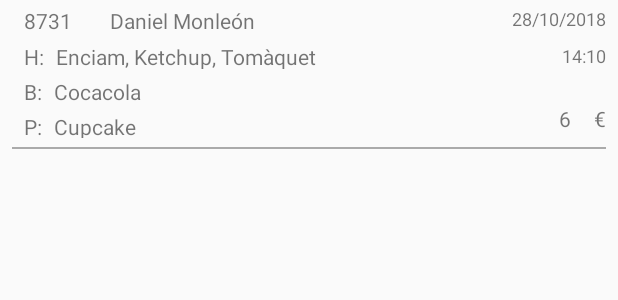
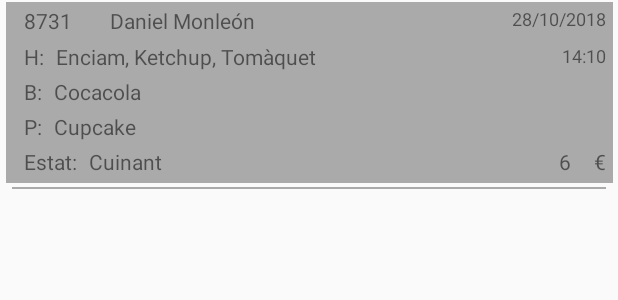
Before and after one commit to sergimacia/UniNyam, an Android app: the layout order_view.xml on its own in the app's theme, with its tools: preview values and no code run, on a phone screen of 412 x 824 dp. Shown: the top 300 px of the screen. Run offline under Robolectric (Android 15) with nearby library versions, the phone set to English and light mode, and no system bars.

Commit message:
v0.8.24 Visualització estat comanda a l'aplicacio ChefNyam

```diff
--- a/uninyamchef/src/main/java/com/example/uninyamchef/OrderListActivity.java
+++ b/uninyamchef/src/main/java/com/example/uninyamchef/OrderListActivity.java
@@ -1,6 +1,7 @@
 package com.example.uninyamchef;
 
 import android.content.DialogInterface;
+import android.graphics.Color;
 import android.support.annotation.NonNull;
 import android.support.v7.app.AlertDialog;
 import android.support.v7.app.AppCompatActivity;
@@ -9,6 +10,7 @@ import android.support.v7.widget.LinearLayoutManager;
 import android.support.v7.widget.RecyclerView;
 import android.view.View;
 import android.view.ViewGroup;
+import android.widget.ImageView;
 import android.widget.TextView;
 import com.google.android.gms.tasks.OnSuccessListener;
 import com.google.firebase.firestore.CollectionReference;
@@ -30,7 +32,7 @@ public class OrderListActivity extends AppCompatActivity {
     private Adapter adapter;
     private RecyclerView order_list_view;
     private String userId;
-
+    private ImageView background_view;
     private FirebaseFirestore db = FirebaseFirestore.getInstance();
     private CollectionReference comandaRef = db.collection("Comandes");
     private CollectionReference usuariRef = db.collection("Usuaris");
@@ -68,6 +70,7 @@ public class OrderListActivity extends AppCompatActivity {
                 }
                 adapter.notifyDataSetChanged();
 
+
                 //El que es fa en les següents línies es traduir el userId dels diversos usuaris en els noms
                 //de la persona que representen. Per això, es consulta a Firebase cada userId a quin nom correspon.
                 //S'aniran creant en local objectes usuari, segons les comandes disponibles.
@@ -103,6 +106,8 @@ public class OrderListActivity extends AppCompatActivity {
         private TextView data_view;
         private TextView hora_view;
         private TextView name_view;
+        private TextView visualitzacioestat_view;
+        private ImageView background_view;
 
         public ViewHolder(View itemView) {
             super(itemView);
@@ -114,6 +119,8 @@ public class OrderListActivity extends AppCompatActivity {
             data_view=itemView.findViewById(R.id.data_view);
             hora_view=itemView.findViewById(R.id.hora_view);
             name_view = itemView.findViewById(R.id.name_view);
+            visualitzacioestat_view=itemView.findViewById(R.id.visualitzacioestat_view);
+            background_view=itemView.findViewById(R.id.background_view);
 
             //Definició de la interacció amb l'usuari: onClick i OnLongClick.
             itemView.setOnClickListener(new View.OnClickListener() {
@@ -137,10 +144,11 @@ public class OrderListActivity extends AppCompatActivity {
     public void onClickItem(int position) {
         Comanda comanda = comandes.get(position);
         int estat = comanda.getEstat();
-        if(estat>=0 && estat<3) estat++; //1 en preparació, 2 recollir.
+        if(estat==0) estat=1;
         comanda.setEstat(estat);
         DocumentReference docref = db.collection("Comandes").document(comanda.getComandaId());
         docref.set(comanda);
+
     }
 
     //En cas de fer un long-click, s'entén que l'usuari vol eliminar la comanda perquè ja ha estat
@@ -182,11 +190,21 @@ public class OrderListActivity extends AppCompatActivity {
             holder.beguda_view.setText(comanda.getBeguda());
             holder.postre_view.setText(comanda.getPostres());
 
+
             Usuari usuari = usuaris.get(position);
             if (usuari != null) {
                 holder.name_view.setText(usuari.getNom());
             } else {
                 holder.name_view.setText("");
+            }
+
+            if(comanda.getEstat()==0) {
+                holder.background_view.setVisibility(View.INVISIBLE);
+                holder.visualitzacioestat_view.setText("Cuinant");
+            }
+            else if (comanda.getEstat()==1) {
+                holder.background_view.setVisibility(View.VISIBLE);
+                holder.visualitzacioestat_view.setText("Per recollir");
             }
 
             int preuI=comanda.getPreu();
--- a/uninyamchef/src/main/res/layout/order_view.xml
+++ b/uninyamchef/src/main/res/layout/order_view.xml
@@ -3,8 +3,24 @@
     xmlns:app="http://schemas.android.com/apk/res-auto"
     xmlns:tools="http://schemas.android.com/tools"
     android:layout_width="match_parent"
-    android:layout_height="100dp"
+    android:layout_height="130dp"
     tools:layout_editor_absoluteY="81dp">
+
+    <ImageView
+        android:id="@+id/background_view"
+        android:layout_width="0dp"
+        android:layout_height="0dp"
+        android:layout_marginStart="4dp"
+        android:layout_marginLeft="4dp"
+        android:layout_marginTop="1dp"
+        android:layout_marginEnd="3dp"
+        android:layout_marginRight="3dp"
+        android:layout_marginBottom="8dp"
+        app:layout_constraintBottom_toBottomOf="parent"
+        app:layout_constraintEnd_toEndOf="parent"
+        app:layout_constraintStart_toStartOf="parent"
+        app:layout_constraintTop_toTopOf="parent"
+        app:srcCompat="@android:color/darker_gray" />
 
     <TextView
         android:id="@+id/H_view"
@@ -30,8 +46,8 @@
 
     <TextView
         android:id="@+id/ingredientsburger_view"
-        android:layout_width="214dp"
-        android:layout_height="18dp"
+        android:layout_width="wrap_content"
+        android:layout_height="wrap_content"
         android:layout_marginStart="8dp"
         android:layout_marginLeft="8dp"
         app:layout_constraintBaseline_toBaselineOf="@+id/H_view"
@@ -40,8 +56,8 @@
 
     <TextView
         android:id="@+id/beguda_view"
-        android:layout_width="88dp"
-        android:layout_height="19dp"
+        android:layout_width="wrap_content"
+        android:layout_height="wrap_content"
         android:layout_marginStart="8dp"
         android:layout_marginLeft="8dp"
         app:layout_constraintBaseline_toBaselineOf="@+id/B_view"
@@ -61,8 +77,8 @@
 
     <TextView
         android:id="@+id/postre_view"
-        android:layout_width="88dp"
-        android:layout_height="17dp"
+        android:layout_width="wrap_content"
+        android:layout_height="wrap_content"
         android:layout_marginStart="8dp"
         android:layout_marginLeft="8dp"
         app:layout_constraintBaseline_toBaselineOf="@+id/P_view"
@@ -106,12 +122,11 @@
         android:id="@+id/euro_view"
         android:layout_width="wrap_content"
         android:layout_height="wrap_content"
-        android:layout_marginTop="24dp"
         android:layout_marginEnd="8dp"
         android:layout_marginRight="8dp"
         android:text="€"
-        app:layout_constraintEnd_toEndOf="parent"
-        app:layout_constraintTop_toBottomOf="@+id/hora_view" />
+        app:layout_constraintBaseline_toBaselineOf="@+id/preu_view"
+        app:layout_constraintEnd_toEndOf="parent" />
 
     <TextView
         android:id="@+id/preu_view"
@@ -120,7 +135,7 @@
         android:layout_marginEnd="2dp"
         android:layout_marginRight="2dp"
         android:text="6"
-        app:layout_constraintBaseline_toBaselineOf="@+id/euro_view"
+        app:layout_constraintBaseline_toBaselineOf="@+id/visualitzacioestat_view"
         app:layout_constraintEnd_toStartOf="@+id/euro_view" />
 
     <ImageView
@@ -129,13 +144,13 @@
         android:layout_height="1dp"
         android:layout_marginStart="8dp"
         android:layout_marginLeft="8dp"
-        android:layout_marginTop="6dp"
         android:layout_marginEnd="8dp"
         android:layout_marginRight="8dp"
+        android:layout_marginBottom="4dp"
+        app:layout_constraintBottom_toBottomOf="parent"
         app:layout_constraintEnd_toEndOf="parent"
         app:layout_constraintHorizontal_bias="1.0"
         app:layout_constraintStart_toStartOf="parent"
-        app:layout_constraintTop_toBottomOf="@+id/postre_view"
         app:srcCompat="@android:color/darker_gray" />
 
     <TextView
@@ -148,4 +163,25 @@
         app:layout_constraintStart_toEndOf="@+id/codi_view"
         tools:text="Daniel Monleón" />
 
+    <TextView
+        android:id="@+id/estat_view"
+        android:layout_width="wrap_content"
+        android:layout_height="wrap_content"
+        android:layout_marginStart="16dp"
+        android:layout_marginLeft="16dp"
+        android:layout_marginTop="4dp"
+        android:text="@string/Estat"
+        app:layout_constraintStart_toStartOf="parent"
+        app:layout_constraintTop_toBottomOf="@+id/P_view" />
+
+    <TextView
+        android:id="@+id/visualitzacioestat_view"
+        android:layout_width="wrap_content"
+        android:layout_height="wrap_content"
+        android:layout_marginStart="8dp"
+        android:layout_marginLeft="8dp"
+        android:text="Cuinant"
+        app:layout_constraintBaseline_toBaselineOf="@+id/estat_view"
+        app:layout_constraintStart_toEndOf="@+id/estat_view" />
+
 </android.support.constraint.ConstraintLayout>
--- a/uninyamchef/src/main/res/values/strings.xml
+++ b/uninyamchef/src/main/res/values/strings.xml
@@ -4,5 +4,6 @@
     <string name="B" translatable="false">B:</string>
     <string name="P" translatable="false">P:</string>
     <string name="confirma">"Segur que vols esborrar la comanda"</string>
+    <string name="Estat" translatable="false">Estat:</string>
 
 </resources>
```
